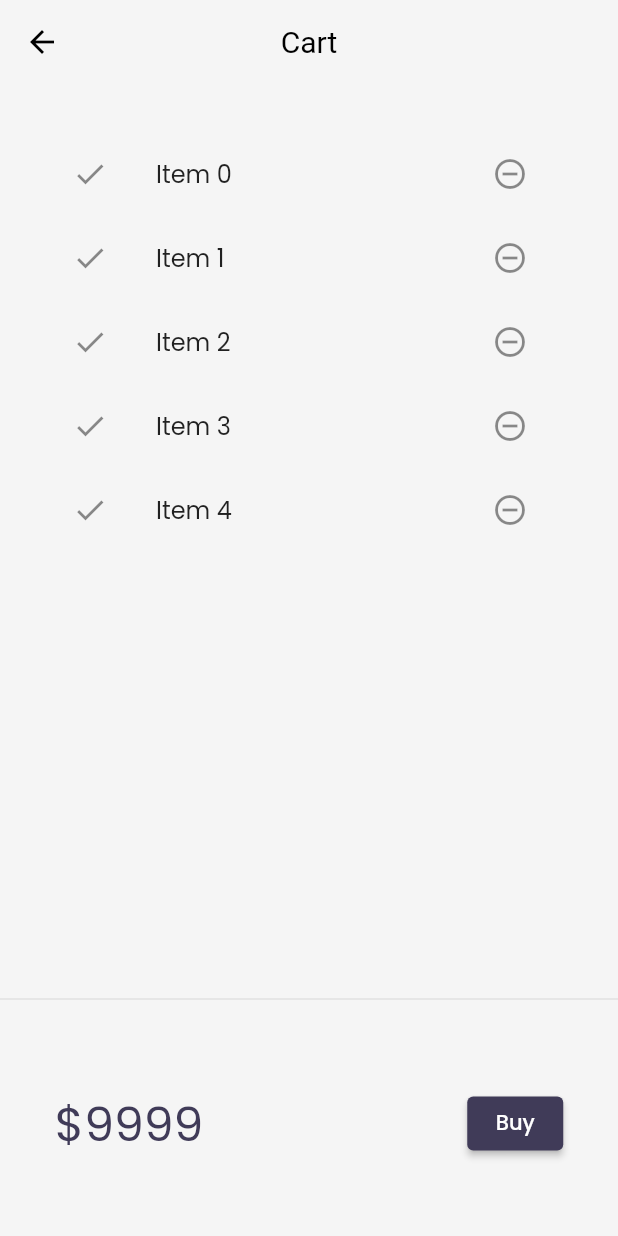
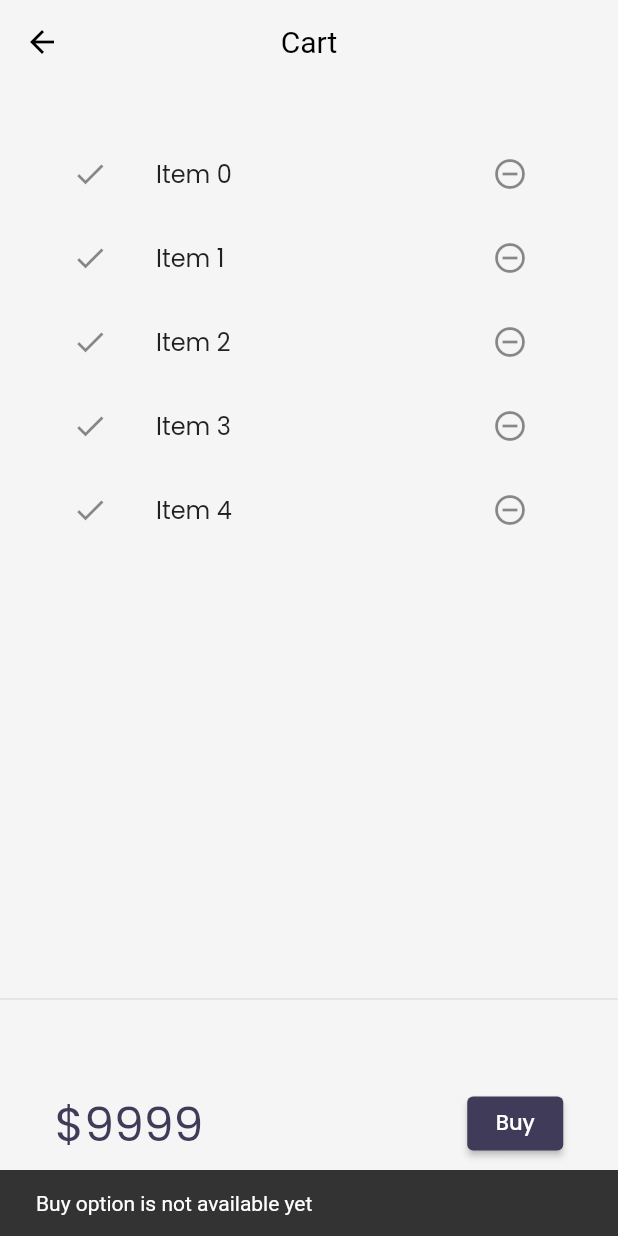
Before and after one commit to ursrobin/CataLog-APP, a Flutter app: the MyCart screen opened by its route, after a tap on "Buy", on a phone screen of 412 x 824 dp. Run offline on Flutter 3.47's test engine with Material 2 defaults, Android fonts, the light colour scheme and no system bars; our stand-ins replace google_fonts, velocity_x.

```diff
--- a/lib/pages/cart_page.dart
+++ b/lib/pages/cart_page.dart
@@ -38,7 +38,13 @@ class _CartTotal extends StatelessWidget {
           '\$9999'.text.xl4.color(context.theme.accentColor).make(),
           30.widthBox,
           ElevatedButton(
-            onPressed: () {},
+            onPressed: () {
+              ScaffoldMessenger.of(context).showSnackBar(
+                SnackBar(
+                  content: Text('Buy option is not available yet'),
+                ),
+              );
+            },
             style: ButtonStyle(
               backgroundColor:
                   // ignore: deprecated_member_use
```
